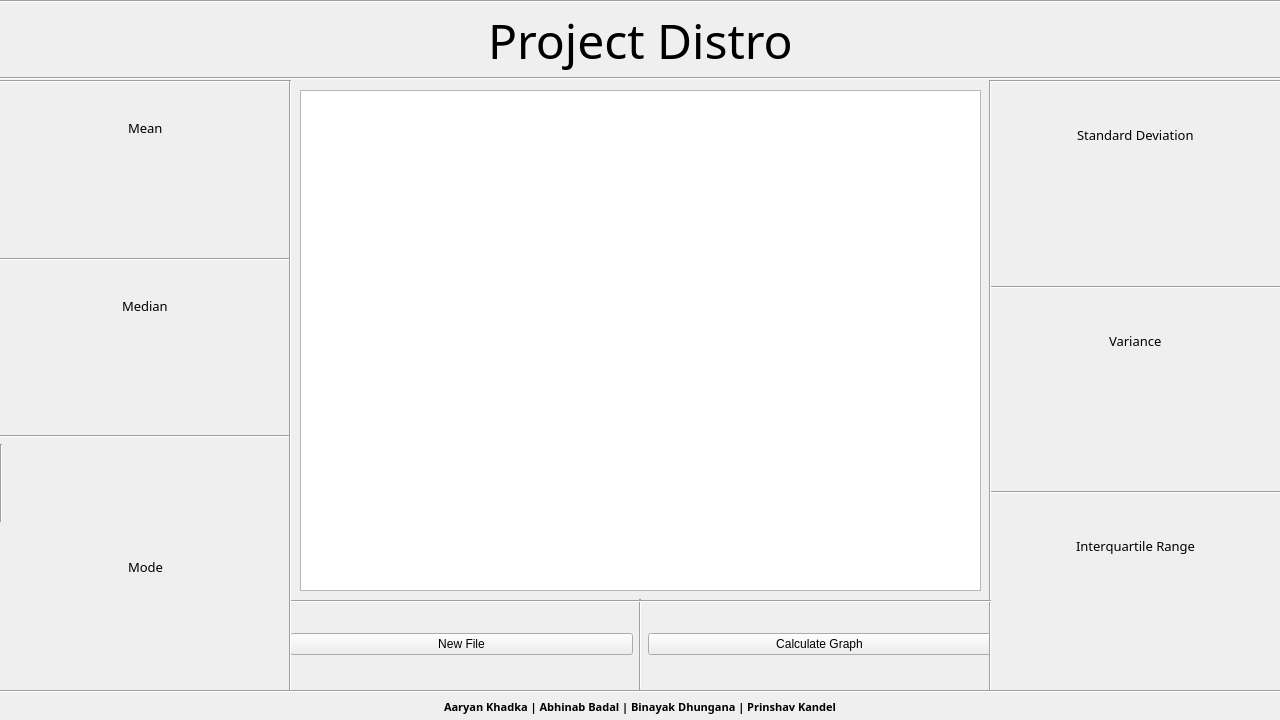
PrinshavKandel/Operation-Distro, file mainwindow.ui: the form before one commit.
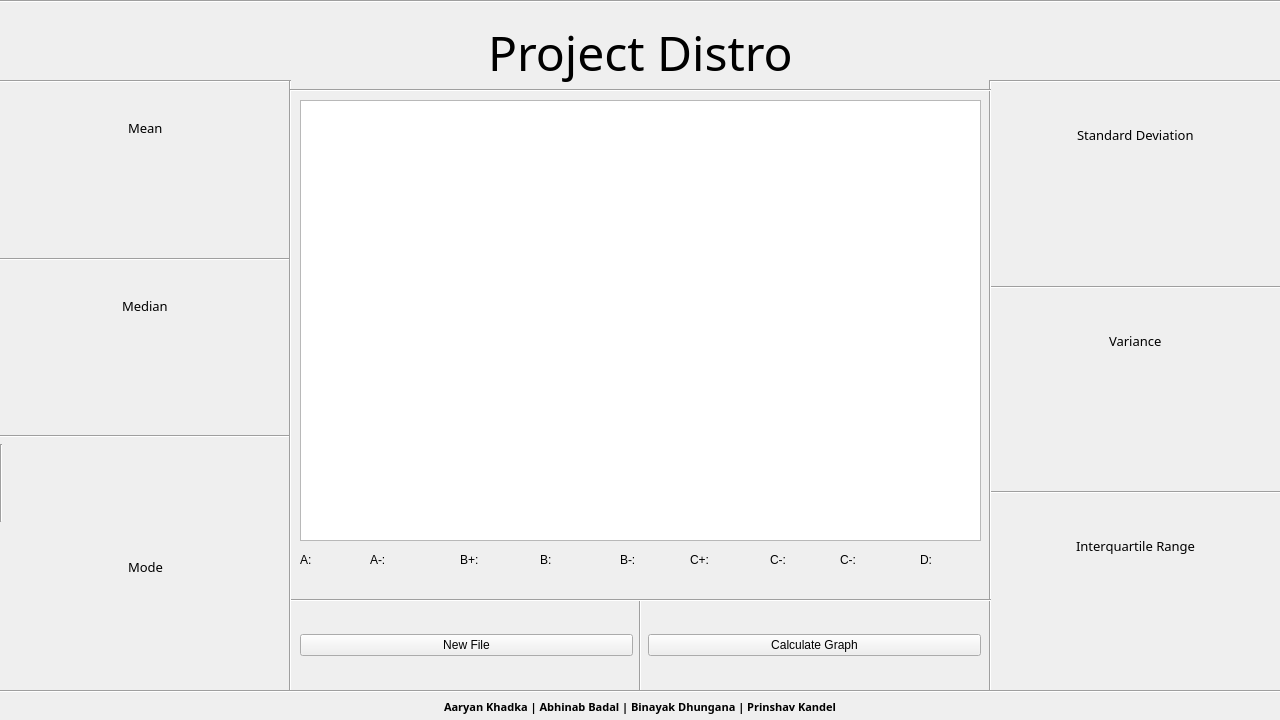
The form after the commit. Custom widgets are drawn as their Qt base class.

What changed in the file:
```diff
--- a/mainwindow.ui
+++ b/mainwindow.ui
@@ -32,7 +32,7 @@
       <x>0</x>
       <y>0</y>
       <width>1281</width>
-      <height>80</height>
+      <height>96</height>
      </rect>
     </property>
     <layout class="QVBoxLayout" name="verticalLayout">
@@ -56,13 +56,6 @@
        </property>
       </widget>
      </item>
-     <item>
-      <widget class="Line" name="line">
-       <property name="orientation">
-        <enum>Qt::Orientation::Horizontal</enum>
-       </property>
-      </widget>
-     </item>
     </layout>
    </widget>
    <widget class="QWidget" name="verticalLayoutWidget_2">
@@ -330,9 +323,9 @@
    <widget class="QWidget" name="horizontalLayoutWidget">
     <property name="geometry">
      <rect>
-      <x>290</x>
-      <y>599</y>
-      <width>701</width>
+      <x>300</x>
+      <y>600</y>
+      <width>681</width>
       <height>91</height>
      </rect>
     </property>
@@ -377,9 +370,9 @@
     <property name="geometry">
      <rect>
       <x>290</x>
-      <y>591</y>
+      <y>560</y>
       <width>701</width>
-      <height>20</height>
+      <height>81</height>
      </rect>
     </property>
     <property name="orientation">
@@ -390,9 +383,9 @@
     <property name="geometry">
      <rect>
       <x>300</x>
-      <y>90</y>
+      <y>100</y>
       <width>681</width>
-      <height>501</height>
+      <height>441</height>
      </rect>
     </property>
    </widget>
@@ -409,6 +402,253 @@
      <enum>Qt::Orientation::Vertical</enum>
     </property>
    </widget>
+   <widget class="QLabel" name="LabelA">
+    <property name="geometry">
+     <rect>
+      <x>300</x>
+      <y>570</y>
+      <width>63</width>
+      <height>20</height>
+     </rect>
+    </property>
+    <property name="text">
+     <string/>
+    </property>
+   </widget>
+   <widget class="QLabel" name="LabelAminus">
+    <property name="geometry">
+     <rect>
+      <x>370</x>
+      <y>570</y>
+      <width>51</width>
+      <height>20</height>
+     </rect>
+    </property>
+    <property name="text">
+     <string/>
+    </property>
+   </widget>
+   <widget class="QLabel" name="LabelBplus">
+    <property name="geometry">
+     <rect>
+      <x>460</x>
+      <y>570</y>
+      <width>41</width>
+      <height>20</height>
+     </rect>
+    </property>
+    <property name="text">
+     <string/>
+    </property>
+   </widget>
+   <widget class="QLabel" name="LabelB">
+    <property name="geometry">
+     <rect>
+      <x>540</x>
+      <y>570</y>
+      <width>41</width>
+      <height>20</height>
+     </rect>
+    </property>
+    <property name="text">
+     <string/>
+    </property>
+   </widget>
+   <widget class="QLabel" name="LabelBminus">
+    <property name="geometry">
+     <rect>
+      <x>620</x>
+      <y>570</y>
+      <width>41</width>
+      <height>20</height>
+     </rect>
+    </property>
+    <property name="text">
+     <string/>
+    </property>
+   </widget>
+   <widget class="QLabel" name="LabelCplus">
+    <property name="geometry">
+     <rect>
+      <x>690</x>
+      <y>570</y>
+      <width>51</width>
+      <height>20</height>
+     </rect>
+    </property>
+    <property name="text">
+     <string/>
+    </property>
+   </widget>
+   <widget class="QLabel" name="LabelC">
+    <property name="geometry">
+     <rect>
+      <x>770</x>
+      <y>570</y>
+      <width>41</width>
+      <height>20</height>
+     </rect>
+    </property>
+    <property name="text">
+     <string/>
+    </property>
+   </widget>
+   <widget class="QLabel" name="LabelCminus">
+    <property name="geometry">
+     <rect>
+      <x>840</x>
+      <y>570</y>
+      <width>41</width>
+      <height>20</height>
+     </rect>
+    </property>
+    <property name="text">
+     <string/>
+    </property>
+   </widget>
+   <widget class="QLabel" name="LabelD">
+    <property name="geometry">
+     <rect>
+      <x>920</x>
+      <y>570</y>
+      <width>41</width>
+      <height>20</height>
+     </rect>
+    </property>
+    <property name="text">
+     <string/>
+    </property>
+   </widget>
+   <widget class="Line" name="line_15">
+    <property name="geometry">
+     <rect>
+      <x>290</x>
+      <y>50</y>
+      <width>701</width>
+      <height>81</height>
+     </rect>
+    </property>
+    <property name="orientation">
+     <enum>Qt::Orientation::Horizontal</enum>
+    </property>
+   </widget>
+   <widget class="QLabel" name="label">
+    <property name="geometry">
+     <rect>
+      <x>300</x>
+      <y>550</y>
+      <width>63</width>
+      <height>20</height>
+     </rect>
+    </property>
+    <property name="text">
+     <string>A:</string>
+    </property>
+   </widget>
+   <widget class="QLabel" name="label_2">
+    <property name="geometry">
+     <rect>
+      <x>370</x>
+      <y>550</y>
+      <width>63</width>
+      <height>20</height>
+     </rect>
+    </property>
+    <property name="text">
+     <string>A-:</string>
+    </property>
+   </widget>
+   <widget class="QLabel" name="label_3">
+    <property name="geometry">
+     <rect>
+      <x>460</x>
+      <y>550</y>
+      <width>63</width>
+      <height>20</height>
+     </rect>
+    </property>
+    <property name="text">
+     <string>B+:</string>
+    </property>
+   </widget>
+   <widget class="QLabel" name="label_4">
+    <property name="geometry">
+     <rect>
+      <x>540</x>
+      <y>550</y>
+      <width>63</width>
+      <height>20</height>
+     </rect>
+    </property>
+    <property name="text">
+     <string>B:</string>
+    </property>
+   </widget>
+   <widget class="QLabel" name="label_5">
+    <property name="geometry">
+     <rect>
+      <x>620</x>
+      <y>550</y>
+      <width>63</width>
+      <height>20</height>
+     </rect>
+    </property>
+    <property name="text">
+     <string>B-:</string>
+    </property>
+   </widget>
+   <widget class="QLabel" name="label_6">
+    <property name="geometry">
+     <rect>
+      <x>690</x>
+      <y>550</y>
+      <width>63</width>
+      <height>20</height>
+     </rect>
+    </property>
+    <property name="text">
+     <string>C+:</string>
+    </property>
+   </widget>
+   <widget class="QLabel" name="label_7">
+    <property name="geometry">
+     <rect>
+      <x>770</x>
+      <y>550</y>
+      <width>63</width>
+      <height>20</height>
+     </rect>
+    </property>
+    <property name="text">
+     <string>C-:</string>
+    </property>
+   </widget>
+   <widget class="QLabel" name="label_8">
+    <property name="geometry">
+     <rect>
+      <x>840</x>
+      <y>550</y>
+      <width>63</width>
+      <height>20</height>
+     </rect>
+    </property>
+    <property name="text">
+     <string>C-:</string>
+    </property>
+   </widget>
+   <widget class="QLabel" name="label_9">
+    <property name="geometry">
+     <rect>
+      <x>920</x>
+      <y>550</y>
+      <width>63</width>
+      <height>20</height>
+     </rect>
+    </property>
+    <property name="text">
+     <string>D:</string>
+    </property>
+   </widget>
   </widget>
  </widget>
  <customwidgets>
```
Left out of the diff: 1 changed line with no effect on the pictures.
